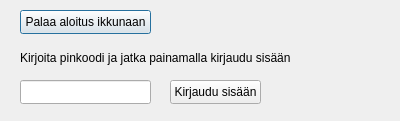
Above: PankkiAutomaatti/exe/kirjaudusisaan.ui from banksimul2022/group2 before the change. Below: the same form after it.
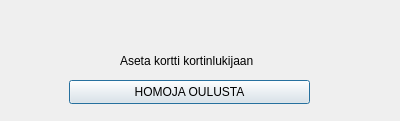
That is the form after the change.

Patch:
```diff
--- a/PankkiAutomaatti/exe/kirjaudusisaan.ui
+++ b/PankkiAutomaatti/exe/kirjaudusisaan.ui
@@ -13,59 +13,30 @@
   <property name="windowTitle">
    <string>Kirjaudu sisään</string>
   </property>
-  <widget class="QLineEdit" name="lineEdit">
-   <property name="geometry">
-    <rect>
-     <x>20</x>
-     <y>80</y>
-     <width>131</width>
-     <height>24</height>
-    </rect>
-   </property>
-   <property name="maxLength">
-    <number>4</number>
-   </property>
-   <property name="echoMode">
-    <enum>QLineEdit::Password</enum>
-   </property>
-  </widget>
-  <widget class="QPushButton" name="palaaalkuikkunaan">
-   <property name="geometry">
-    <rect>
-     <x>20</x>
-     <y>10</y>
-     <width>131</width>
-     <height>24</height>
-    </rect>
-   </property>
-   <property name="text">
-    <string>Palaa aloitus ikkunaan</string>
-   </property>
-  </widget>
-  <widget class="QPushButton" name="kirjaudu">
-   <property name="geometry">
-    <rect>
-     <x>170</x>
-     <y>80</y>
-     <width>91</width>
-     <height>24</height>
-    </rect>
-   </property>
-   <property name="text">
-    <string>Kirjaudu sisään</string>
-   </property>
-  </widget>
   <widget class="QLabel" name="label">
    <property name="geometry">
     <rect>
-     <x>20</x>
-     <y>50</y>
-     <width>271</width>
-     <height>16</height>
+     <x>120</x>
+     <y>40</y>
+     <width>151</width>
+     <height>41</height>
     </rect>
    </property>
    <property name="text">
-    <string>Kirjoita pinkoodi ja jatka painamalla kirjaudu sisään</string>
+    <string>Aseta kortti kortinlukijaan</string>
+   </property>
+  </widget>
+  <widget class="QPushButton" name="VALIAIKANAPPI">
+   <property name="geometry">
+    <rect>
+     <x>69</x>
+     <y>80</y>
+     <width>241</width>
+     <height>24</height>
+    </rect>
+   </property>
+   <property name="text">
+    <string>HOMOJA OULUSTA</string>
    </property>
   </widget>
  </widget>
```
